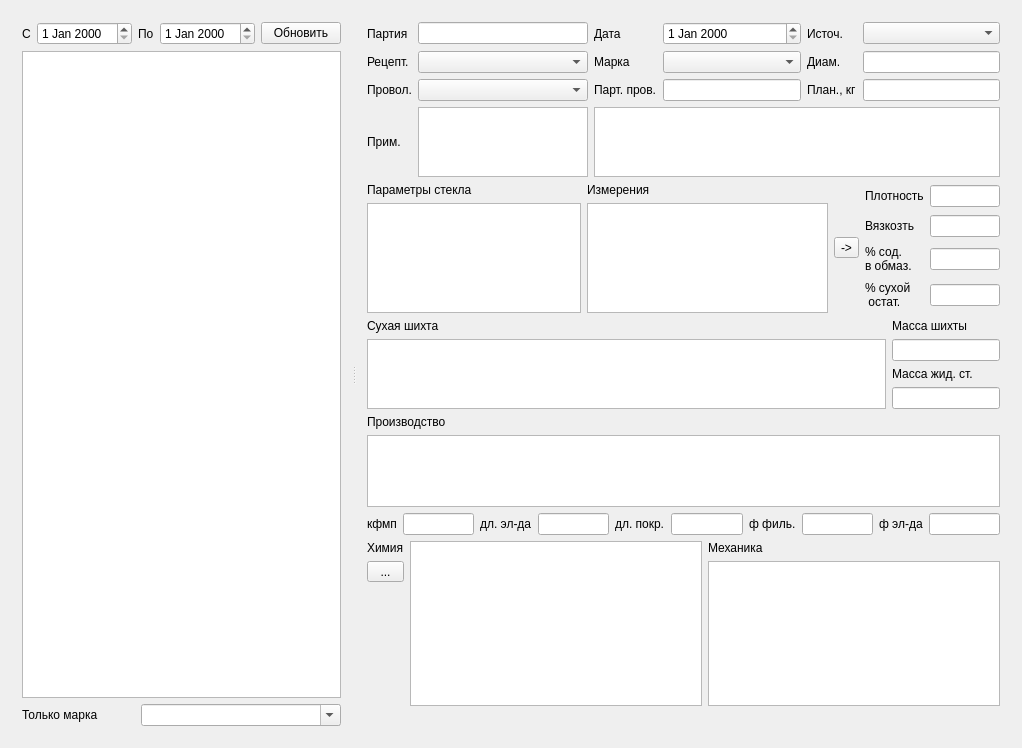
Old version of the form mainwidget.ui in the repository Sergeyego/el_part.
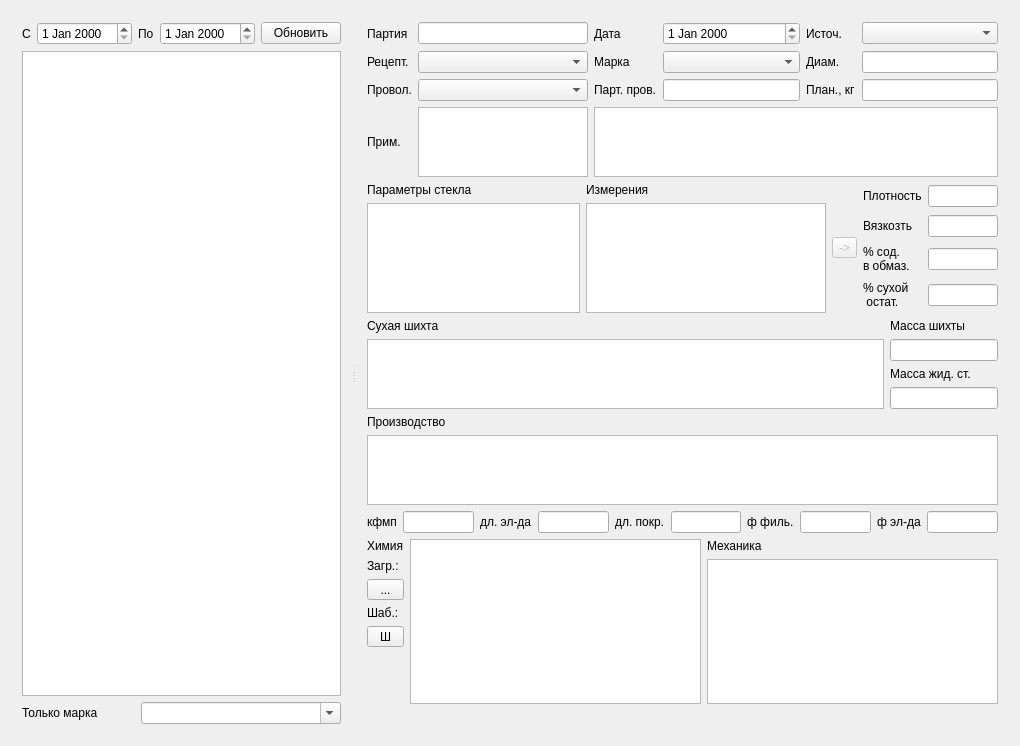
New version of the form. Custom widgets are drawn as their Qt base class.

Diff of the .ui file:
```diff
--- a/mainwidget.ui
+++ b/mainwidget.ui
@@ -6,8 +6,8 @@
    <rect>
     <x>0</x>
     <y>0</y>
-    <width>1022</width>
-    <height>748</height>
+    <width>1020</width>
+    <height>746</height>
    </rect>
   </property>
   <property name="windowTitle">
@@ -358,6 +358,12 @@
          </item>
          <item>
           <widget class="QToolButton" name="toolButtonCopyPar">
+           <property name="enabled">
+            <bool>false</bool>
+           </property>
+           <property name="toolTip">
+            <string>Копировать значения</string>
+           </property>
            <property name="text">
             <string>-&gt;</string>
            </property>
@@ -594,7 +600,7 @@
            <property name="maximumSize">
             <size>
              <width>16777215</width>
-             <height>120</height>
+             <height>110</height>
             </size>
            </property>
           </widget>
@@ -672,6 +678,13 @@
              </property>
             </widget>
            </item>
+           <item>
+            <widget class="QLabel" name="label_31">
+             <property name="text">
+              <string>Загр.:</string>
+             </property>
+            </widget>
+           </item>
            <item>
             <widget class="QToolButton" name="toolButtonChem">
              <property name="sizePolicy">
@@ -685,6 +698,29 @@
              </property>
             </widget>
            </item>
+           <item>
+            <widget class="QLabel" name="label_32">
+             <property name="text">
+              <string>Шаб.:</string>
+             </property>
+            </widget>
+           </item>
+           <item>
+            <widget class="QToolButton" name="toolButtonSamp">
+             <property name="sizePolicy">
+              <sizepolicy hsizetype="Minimum" vsizetype="Fixed">
+               <horstretch>0</horstretch>
+               <verstretch>0</verstretch>
+              </sizepolicy>
+             </property>
+             <property name="toolTip">
+              <string>Вставить значения по умолчанию</string>
+             </property>
+             <property name="text">
+              <string>Ш</string>
+             </property>
+            </widget>
+           </item>
            <item>
             <spacer name="verticalSpacer">
              <property name="orientation">
```
Left out of the diff: 3 changed lines with no effect on the pictures.
